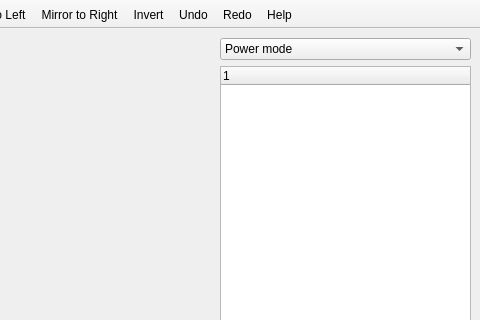
First picture: the form in bitbots_motion/bitbots_animation_rqt/resource/RecordUI.ui, repository wangbin0619/bitbots_main_backup_20250909, before the edit; both pictures show x 805 to 1285 and y 0 to 320 of the 1285 by 670 pixel window.
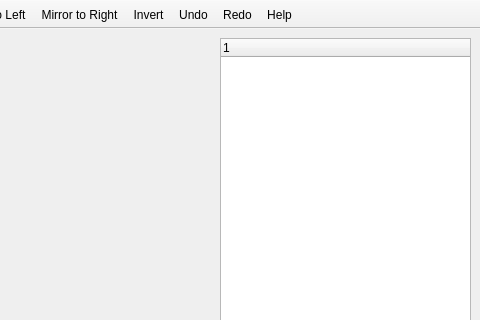
Second picture: the form after the edit.

Commit message: Remove mode selector

What changed in the file:
```diff
--- a/bitbots_motion/bitbots_animation_rqt/resource/RecordUI.ui
+++ b/bitbots_motion/bitbots_animation_rqt/resource/RecordUI.ui
@@ -138,22 +138,6 @@
        </layout>
       </item>
       <item>
-       <layout class="QVBoxLayout" name="treeLayout">
-        <item>
-         <widget class="QComboBox" name="treeModeSelector">
-          <item>
-           <property name="text">
-            <string>Power mode</string>
-           </property>
-          </item>
-          <item>
-           <property name="text">
-            <string>Save mode</string>
-           </property>
-          </item>
-         </widget>
-        </item>
-        <item>
          <widget class="QTreeWidget" name="motorTree">
           <column>
            <property name="text">
@@ -161,8 +145,6 @@
            </property>
           </column>
          </widget>
-        </item>
-       </layout>
       </item>
      </layout>
     </item>
```
Lines whose indentation alone changed are shown as unchanged. The commit also changes 1 other file.
